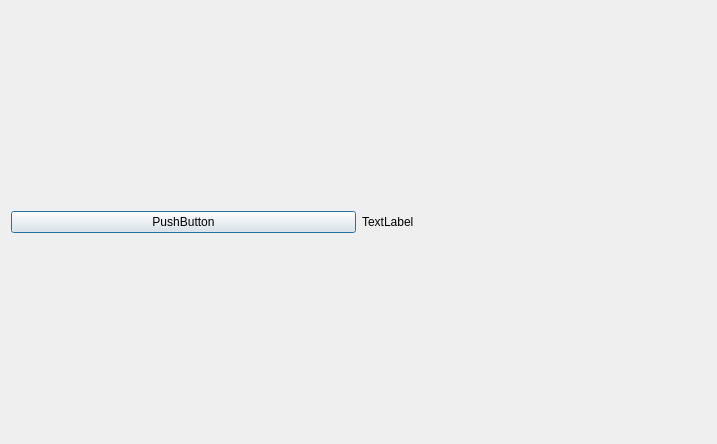
Old version of the form qtdialog.ui in the repository richelbilderbeek/paper_dna_helix.
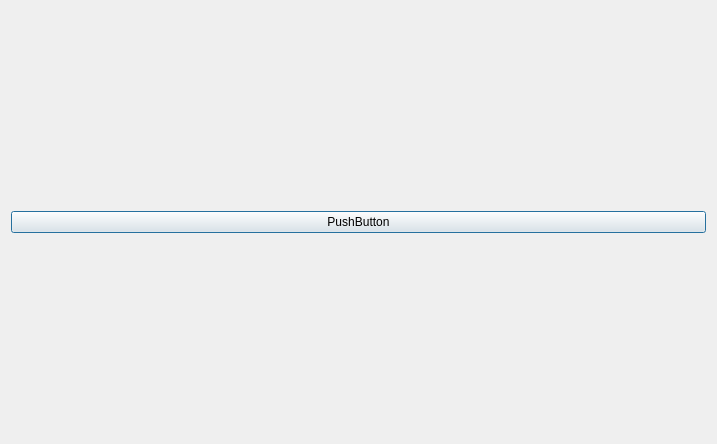
New version of the form.

What changed in the file:
```diff
--- a/qtdialog.ui
+++ b/qtdialog.ui
@@ -21,13 +21,6 @@
      </property>
     </widget>
    </item>
-   <item>
-    <widget class="QLabel" name="svg">
-     <property name="text">
-      <string>TextLabel</string>
-     </property>
-    </widget>
-   </item>
   </layout>
  </widget>
  <layoutdefault spacing="6" margin="11"/>
```
